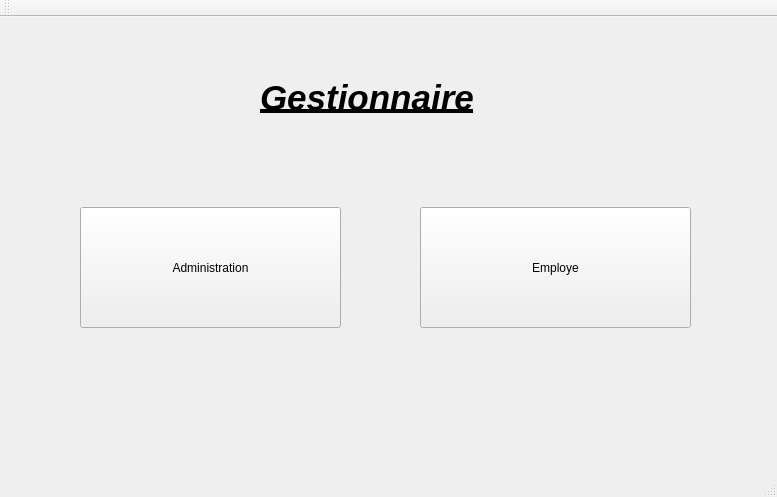
The window that FaceRecognition/mainwindow.ui (idriss92/FaceRecognition) describes before a commit, drawn with Qt 5.
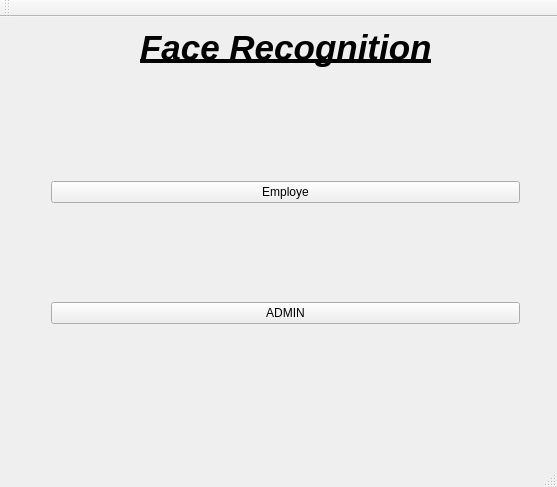
The same window after the commit. Icons and pictures are not drawn.

What changed in the file:
```diff
--- a/FaceRecognition/mainwindow.ui
+++ b/FaceRecognition/mainwindow.ui
@@ -6,48 +6,22 @@
    <rect>
     <x>0</x>
     <y>0</y>
-    <width>777</width>
-    <height>497</height>
+    <width>557</width>
+    <height>487</height>
    </rect>
   </property>
   <property name="windowTitle">
    <string>FaceRecognition</string>
   </property>
   <widget class="QWidget" name="centralWidget">
-   <widget class="QPushButton" name="pushButtonAdmin">
-    <property name="geometry">
-     <rect>
-      <x>80</x>
-      <y>190</y>
-      <width>261</width>
-      <height>121</height>
-     </rect>
-    </property>
-    <property name="text">
-     <string>Administration</string>
-    </property>
-   </widget>
-   <widget class="QPushButton" name="pushButtonEmploye">
-    <property name="geometry">
-     <rect>
-      <x>420</x>
-      <y>190</y>
-      <width>271</width>
-      <height>121</height>
-     </rect>
-    </property>
-    <property name="text">
-     <string>Employe</string>
-    </property>
-   </widget>
    <widget class="QLabel" name="labelEntree">
     <property name="enabled">
      <bool>true</bool>
     </property>
     <property name="geometry">
      <rect>
-      <x>260</x>
-      <y>50</y>
+      <x>140</x>
+      <y>0</y>
       <width>301</width>
       <height>61</height>
      </rect>
@@ -65,9 +39,55 @@
      <number>2</number>
     </property>
     <property name="text">
-     <string>Gestionnaire</string>
+     <string>Face Recognition</string>
     </property>
    </widget>
+   <widget class="QWidget" name="verticalLayoutWidget">
+    <property name="geometry">
+     <rect>
+      <x>40</x>
+      <y>60</y>
+      <width>491</width>
+      <height>351</height>
+     </rect>
+    </property>
+    <layout class="QVBoxLayout" name="verticalLayout_3">
+     <item>
+      <widget class="QPushButton" name="pushButtonEmploye">
+       <property name="text">
+        <string>Employe</string>
+       </property>
+       <property name="icon">
+        <iconset>
+         <normaloff>../icons/employe_2.jpg</normaloff>../icons/employe_2.jpg</iconset>
+       </property>
+       <property name="iconSize">
+        <size>
+         <width>217</width>
+         <height>194</height>
+        </size>
+       </property>
+      </widget>
+     </item>
+     <item>
+      <widget class="QPushButton" name="pushButtonAdmin">
+       <property name="text">
+        <string>ADMIN</string>
+       </property>
+       <property name="icon">
+        <iconset>
+         <normaloff>../icons/accés-compte-administrateur.png</normaloff>../icons/accés-compte-administrateur.png</iconset>
+       </property>
+       <property name="iconSize">
+        <size>
+         <width>183</width>
+         <height>83</height>
+        </size>
+       </property>
+      </widget>
+     </item>
+    </layout>
+   </widget>
   </widget>
   <widget class="QMenuBar" name="menuBar">
    <property name="geometry">
```
Left out of the diff: 2 changed lines with no effect on the pictures.
